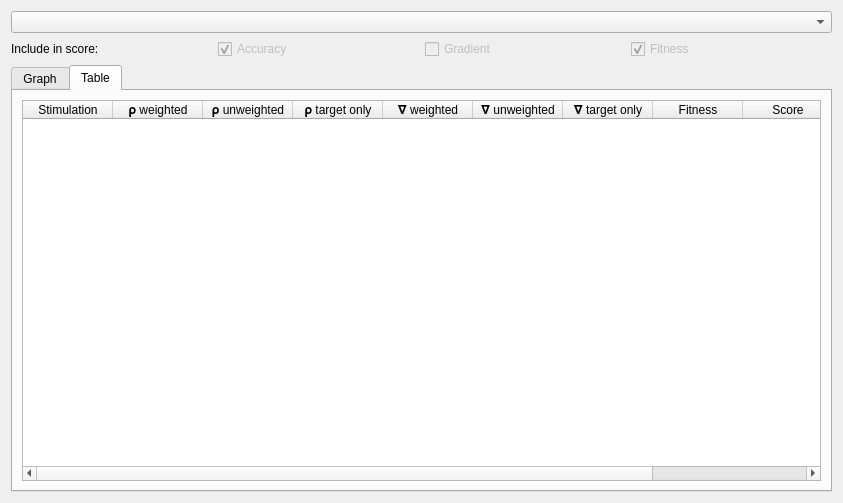
Before: the Qt Designer form src/gui/samplingprofileplotter.ui in CompEphys-team/rtdo, drawn with Qt 5.
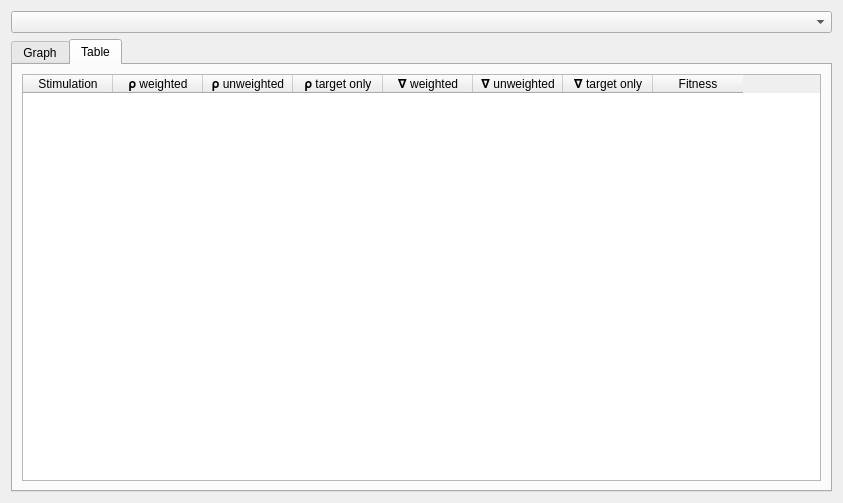
After: the same form once the commit is applied. The open tabs and pages were chosen to show the change. Custom widgets are drawn as their Qt base class.

Commit message: Removed SamplingProfilePlotter scoring

```diff
--- a/src/gui/samplingprofileplotter.ui
+++ b/src/gui/samplingprofileplotter.ui
@@ -14,7 +14,7 @@
    <string>Sampled profile</string>
   </property>
   <layout class="QGridLayout" name="gridLayout">
-   <item row="2" column="0" colspan="4">
+   <item row="1" column="0" colspan="2">
     <widget class="QTabWidget" name="tabWidget">
      <property name="currentIndex">
       <number>0</number>
@@ -262,66 +262,13 @@
            <string>Fitness</string>
           </property>
          </column>
-         <column>
-          <property name="text">
-           <string>Score</string>
-          </property>
-         </column>
-         <column>
-          <property name="text">
-           <string>Score (visible)</string>
-          </property>
-         </column>
         </widget>
        </item>
       </layout>
      </widget>
     </widget>
    </item>
-   <item row="1" column="0">
-    <widget class="QLabel" name="label_3">
-     <property name="text">
-      <string>Include in score:</string>
-     </property>
-    </widget>
-   </item>
-   <item row="1" column="2">
-    <widget class="QCheckBox" name="gradient">
-     <property name="enabled">
-      <bool>false</bool>
-     </property>
-     <property name="text">
-      <string>Gradient</string>
-     </property>
-    </widget>
-   </item>
-   <item row="1" column="1">
-    <widget class="QCheckBox" name="accuracy">
-     <property name="enabled">
-      <bool>false</bool>
-     </property>
-     <property name="text">
-      <string>Accuracy</string>
-     </property>
-     <property name="checked">
-      <bool>true</bool>
-     </property>
-    </widget>
-   </item>
-   <item row="1" column="3">
-    <widget class="QCheckBox" name="fitness">
-     <property name="enabled">
-      <bool>false</bool>
-     </property>
-     <property name="text">
-      <string>Fitness</string>
-     </property>
-     <property name="checked">
-      <bool>true</bool>
-     </property>
-    </widget>
-   </item>
-   <item row="0" column="0" colspan="4">
+   <item row="0" column="0" colspan="2">
     <widget class="QComboBox" name="profile"/>
    </item>
   </layout>
```
Left out of the diff: 20 changed lines with no effect on the pictures. The commit also changes 2 other files.
